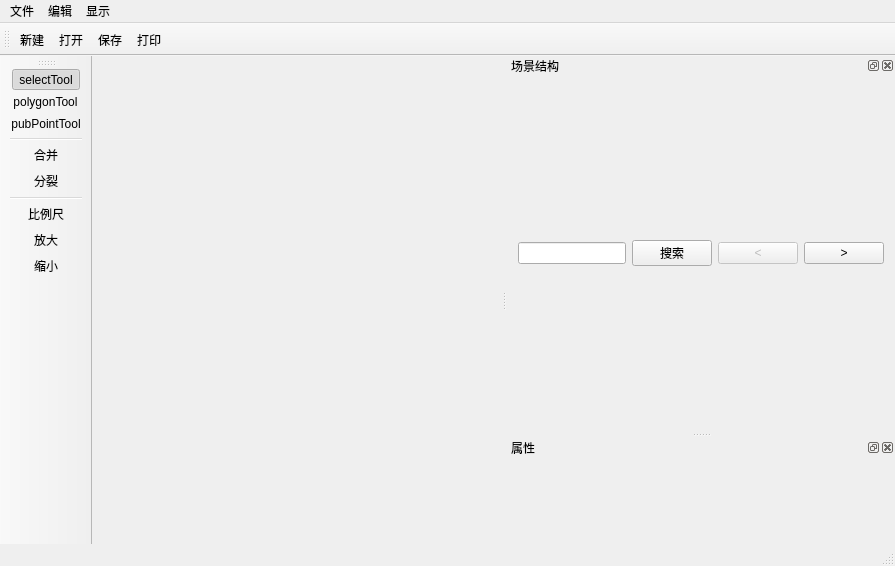
This is mainwindow.ui in wolfwind521/IndoorMapEditor as Qt 5 draws it before an edit. The edited form follows.
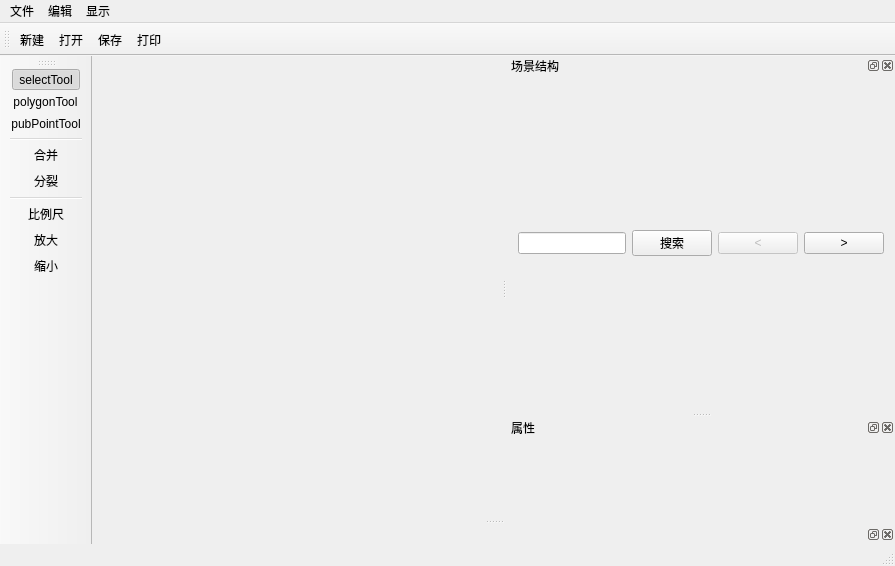
This is the edited form. Icons and pictures are not drawn.

```diff
--- a/mainwindow.ui
+++ b/mainwindow.ui
@@ -164,6 +164,12 @@
    </attribute>
    <widget class="QWidget" name="dockPropWidgetContents"/>
   </widget>
+  <widget class="QDockWidget" name="dockOutputWidget">
+   <attribute name="dockWidgetArea">
+    <number>8</number>
+   </attribute>
+   <widget class="QWidget" name="dockWidgetContents"/>
+  </widget>
   <action name="actionOpen">
    <property name="icon">
     <iconset resource="IndoorMapEditor.qrc">
```
Left out of the diff: 10 changed lines with no effect on the pictures.
